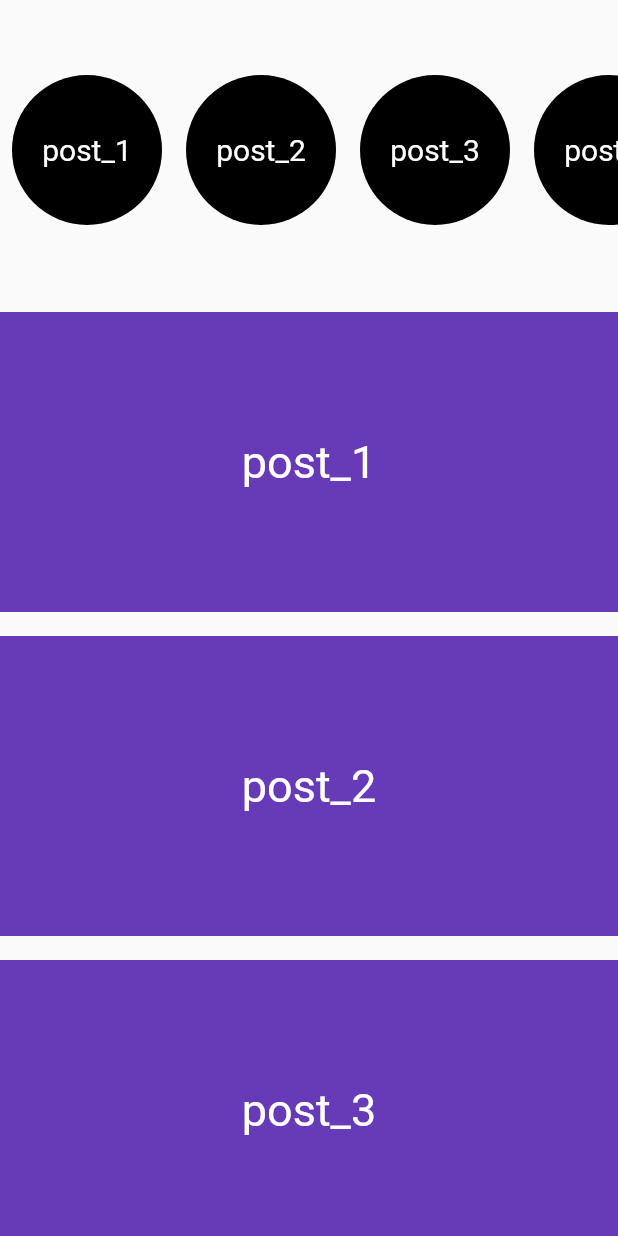
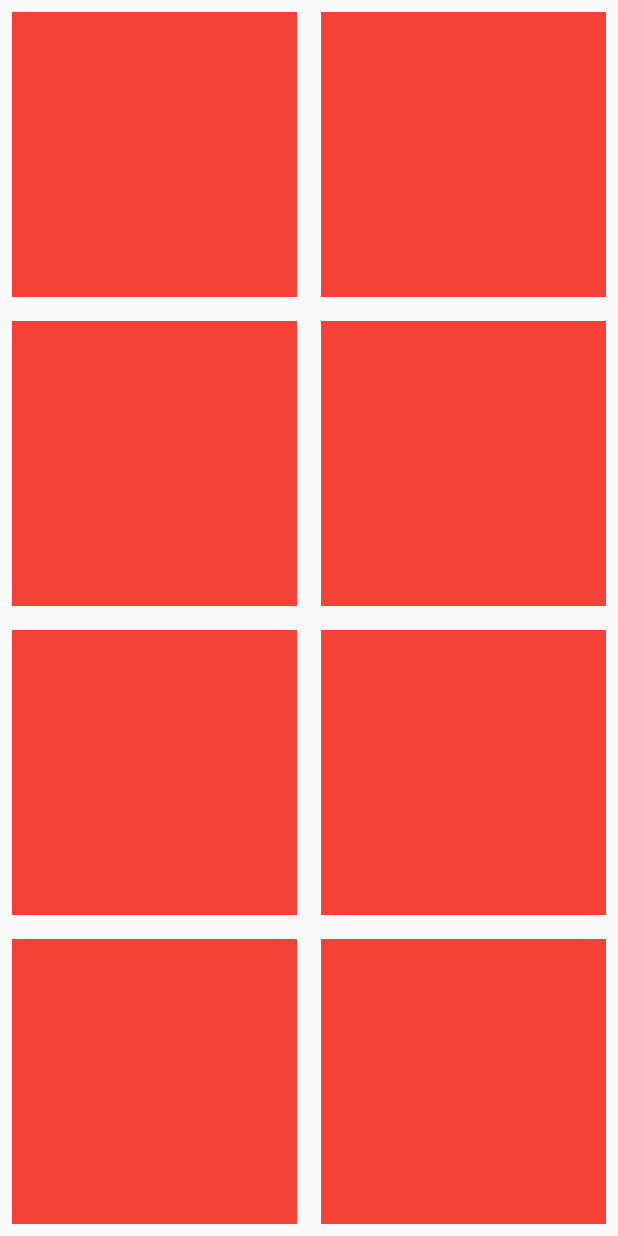
Before and after one commit to tranduclinh2067/flutter_code, a Flutter app: the screen it shows after launch, on a phone screen of 412 x 824 dp. Run offline on Flutter 3.47's test engine with Material 2 defaults, Android fonts, the phone set to English and light mode, and no system bars.

Commit message:
GRIDVIEW.BUILDER

```diff
--- a/lib/main.dart
+++ b/lib/main.dart
@@ -1,6 +1,7 @@
 import 'package:flutter/material.dart';
 import 'package:flutter/services.dart';
-import 'package:learing_1/screens/home.dart';
+import 'package:learing_1/screens/gridview.builder.dart';
+// import 'package:learing_1/screens/listviewbuild/listview.builder.dart';
 
 void main() {
   runApp(const MyApp());
@@ -13,6 +14,7 @@ class MyApp extends StatelessWidget {
   Widget build(BuildContext context) {
     SystemChrome.setSystemUIOverlayStyle(
         const SystemUiOverlayStyle(statusBarColor: Colors.transparent));
-    return MaterialApp(debugShowCheckedModeBanner: false, home: Home());
+    return MaterialApp(
+        debugShowCheckedModeBanner: false, home: GirdviewBuilder());
   }
 }
--- /dev/null
+++ b/lib/screens/gridview.builder.dart
@@ -0,0 +1,25 @@
+import 'package:flutter/material.dart';
+
+class GirdviewBuilder extends StatelessWidget {
+  const GirdviewBuilder({Key? key}) : super(key: key);
+
+  @override
+  Widget build(BuildContext context) {
+    return Scaffold(
+        body: GridView.builder(
+      itemCount: 10,
+      gridDelegate:
+          SliverGridDelegateWithFixedCrossAxisCount(crossAxisCount: 2),
+      itemBuilder: (context, index) {
+        return Padding(
+          padding: EdgeInsets.all(8.0),
+          child: Container(
+            height: 150,
+            width: 150,
+            color: Colors.red,
+          ),
+        );
+      },
+    ));
+  }
+}
--- a/lib/screens/home.dart
+++ b/lib/screens/listviewbuilder/listview.builder.dart
@@ -1,9 +1,9 @@
 import 'package:flutter/material.dart';
-import 'package:learing_1/screens/circle.dart';
-import 'package:learing_1/screens/squre.dart';
+import 'package:learing_1/screens/listviewbuilder/circle.dart';
+import 'package:learing_1/screens/listviewbuilder/squre.dart';
 
-class Home extends StatelessWidget {
-  Home({Key? key}) : super(key: key);
+class ListBuilder extends StatelessWidget {
+  ListBuilder({Key? key}) : super(key: key);
 
   final List _post = [
     'post_1',
```
Also changed, not shown: lib/screens/listviewbuilder/circle.dart (renamed from lib/screens/circle.dart), lib/screens/listviewbuilder/squre.dart (renamed from lib/screens/squre.dart).
